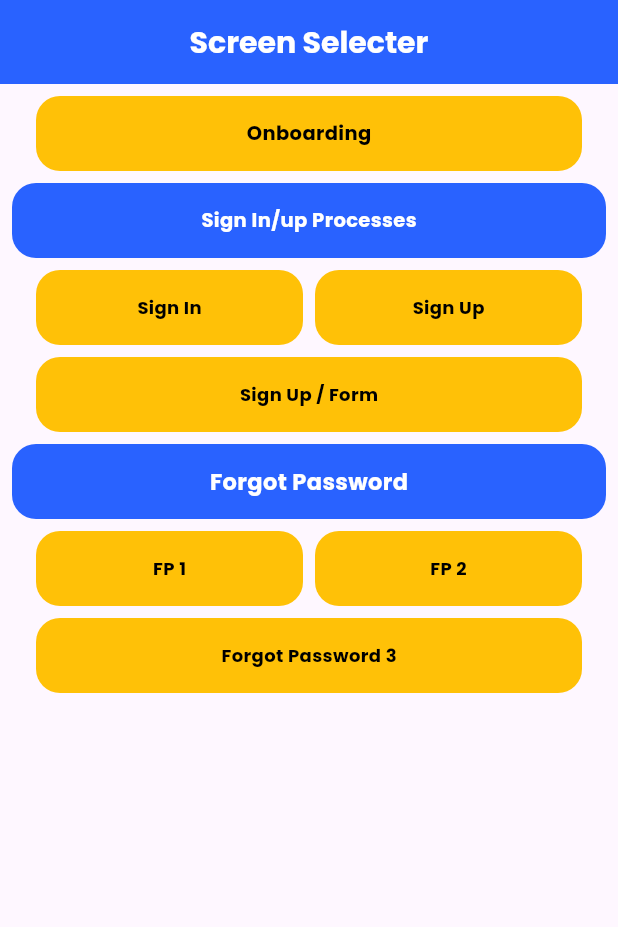
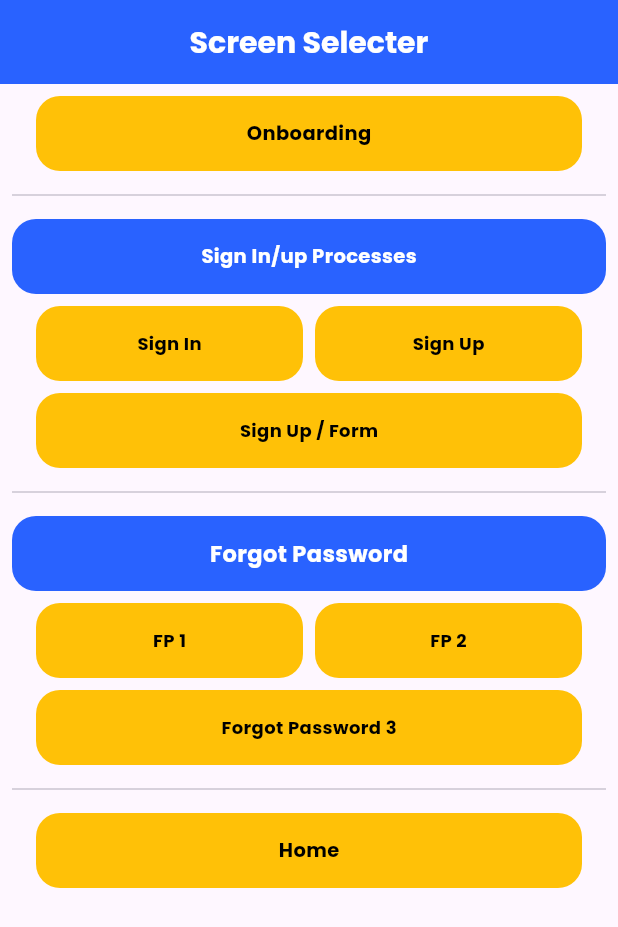
Before and after one commit to muzzammil763/e_learning_app, a Flutter app: the screen it shows after launch, on a phone screen of 412 x 824 dp. Shown: the top 927 px of the screen. Run offline on Flutter 3.47's test engine with Material 3 defaults, Android fonts, the phone set to English and light mode, and no system bars; our stand-ins replace google_fonts.

Commit message:
added home page screen ui + some of its components ..

```diff
--- a/lib/Screens/screen_selecter.dart
+++ b/lib/Screens/screen_selecter.dart
@@ -1,6 +1,7 @@
 import 'package:e_learning_ui/Screens/forgot_password1.dart';
 import 'package:e_learning_ui/Screens/forgot_password3.dart';
 import 'package:e_learning_ui/Screens/forgot_password2.dart';
+import 'package:e_learning_ui/Screens/homepage.dart';
 import 'package:e_learning_ui/Screens/onboarding.dart';
 import 'package:e_learning_ui/Screens/sign_in.dart';
 import 'package:e_learning_ui/Screens/sign_up.dart';
@@ -65,6 +66,10 @@ class ScreenSelecter extends StatelessWidget {
                   ),
                 ),
               ),
+              const SizedBox(
+                height: 8,
+              ),
+              const Divider(),
               const SizedBox(
                 height: 8,
               ),
@@ -196,6 +201,10 @@ class ScreenSelecter extends StatelessWidget {
               const SizedBox(
                 height: 8,
               ),
+              const Divider(),
+              const SizedBox(
+                height: 8,
+              ),
               Container(
                 height: 50,
                 width: double.infinity,
@@ -321,6 +330,43 @@ class ScreenSelecter extends StatelessWidget {
                   ],
                 ),
               ),
+              const SizedBox(
+                height: 8,
+              ),
+              const Divider(),
+              const SizedBox(
+                height: 8,
+              ),
+              InkWell(
+                onTap: () {
+                  Navigator.of(context).push(MaterialPageRoute(
+                      builder: (context) => const HomePageScreen()));
+                },
+                child: Padding(
+                  padding: const EdgeInsets.only(
+                    left: 16,
+                    right: 16,
+                  ),
+                  child: Container(
+                    height: 50,
+                    width: double.infinity,
+                    decoration: BoxDecoration(
+                      borderRadius: BorderRadius.circular(16),
+                      color: Colors.amber,
+                    ),
+                    child: const Center(
+                      child: Text(
+                        'Home',
+                        style: TextStyle(
+                          fontSize: 13,
+                          fontWeight: FontWeight.bold,
+                          color: Colors.black,
+                        ),
+                      ),
+                    ),
+                  ),
+                ),
+              ),
             ],
           ),
         ),
```
Also changed, not shown: lib/Screens/homepage.dart (added, +194 -0 lines).
